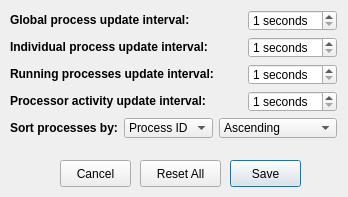
The window that settings.ui (dutchgold92/TaskStalker) describes before a commit, drawn with Qt 5.
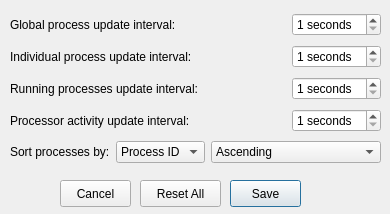
The same window after the commit. Icons and pictures are not drawn.

The edit to the form file:
```diff
--- a/settings.ui
+++ b/settings.ui
@@ -6,8 +6,8 @@
    <rect>
     <x>0</x>
     <y>0</y>
-    <width>348</width>
-    <height>197</height>
+    <width>390</width>
+    <height>214</height>
    </rect>
   </property>
   <property name="windowTitle">
@@ -21,7 +21,7 @@
    <property name="geometry">
     <rect>
      <x>230</x>
-     <y>160</y>
+     <y>180</y>
      <width>71</width>
      <height>27</height>
     </rect>
@@ -34,7 +34,7 @@
    <property name="geometry">
     <rect>
      <x>60</x>
-     <y>160</y>
+     <y>180</y>
      <width>71</width>
      <height>27</height>
     </rect>
@@ -47,7 +47,7 @@
    <property name="geometry">
     <rect>
      <x>140</x>
-     <y>160</y>
+     <y>180</y>
      <width>81</width>
      <height>27</height>
     </rect>
@@ -56,20 +56,26 @@
     <string>Reset All</string>
    </property>
   </widget>
-  <widget class="QWidget" name="">
+  <widget class="QWidget" name="layoutWidget">
    <property name="geometry">
     <rect>
      <x>10</x>
      <y>10</y>
-     <width>327</width>
-     <height>128</height>
+     <width>371</width>
+     <height>161</height>
     </rect>
    </property>
    <layout class="QGridLayout" name="gridLayout">
     <item row="0" column="0" colspan="3">
      <widget class="QLabel" name="updateIntervalLabel">
+      <property name="font">
+       <font>
+        <weight>50</weight>
+        <bold>false</bold>
+       </font>
+      </property>
       <property name="text">
-       <string>&lt;b&gt;Global process update interval:&lt;/b&gt;</string>
+       <string>Global process update interval:</string>
       </property>
       <property name="alignment">
        <set>Qt::AlignLeading|Qt::AlignLeft|Qt::AlignVCenter</set>
@@ -92,7 +98,7 @@
     <item row="1" column="0" colspan="3">
      <widget class="QLabel" name="subUpdateIntervalLabel">
       <property name="text">
-       <string>&lt;b&gt;Individual process update interval:&lt;/b&gt;</string>
+       <string>Individual process update interval:</string>
       </property>
       <property name="alignment">
        <set>Qt::AlignLeading|Qt::AlignLeft|Qt::AlignVCenter</set>
@@ -115,7 +121,7 @@
     <item row="2" column="0" colspan="3">
      <widget class="QLabel" name="runningUpdateIntervalLabel">
       <property name="text">
-       <string>&lt;b&gt;Running processes update interval:&lt;/b&gt;</string>
+       <string>Running processes update interval:</string>
       </property>
      </widget>
     </item>
@@ -135,7 +141,7 @@
     <item row="3" column="0" colspan="3">
      <widget class="QLabel" name="cpuUpdateIntervalLabel">
       <property name="text">
-       <string>&lt;b&gt;Processor activity update interval:&lt;/b&gt;</string>
+       <string>Processor activity update interval:</string>
       </property>
      </widget>
     </item>
@@ -155,7 +161,7 @@
     <item row="4" column="0">
      <widget class="QLabel" name="sortByLabel">
       <property name="text">
-       <string>&lt;b&gt;Sort processes by:&lt;/b&gt;</string>
+       <string>Sort processes by:</string>
       </property>
      </widget>
     </item>
```
